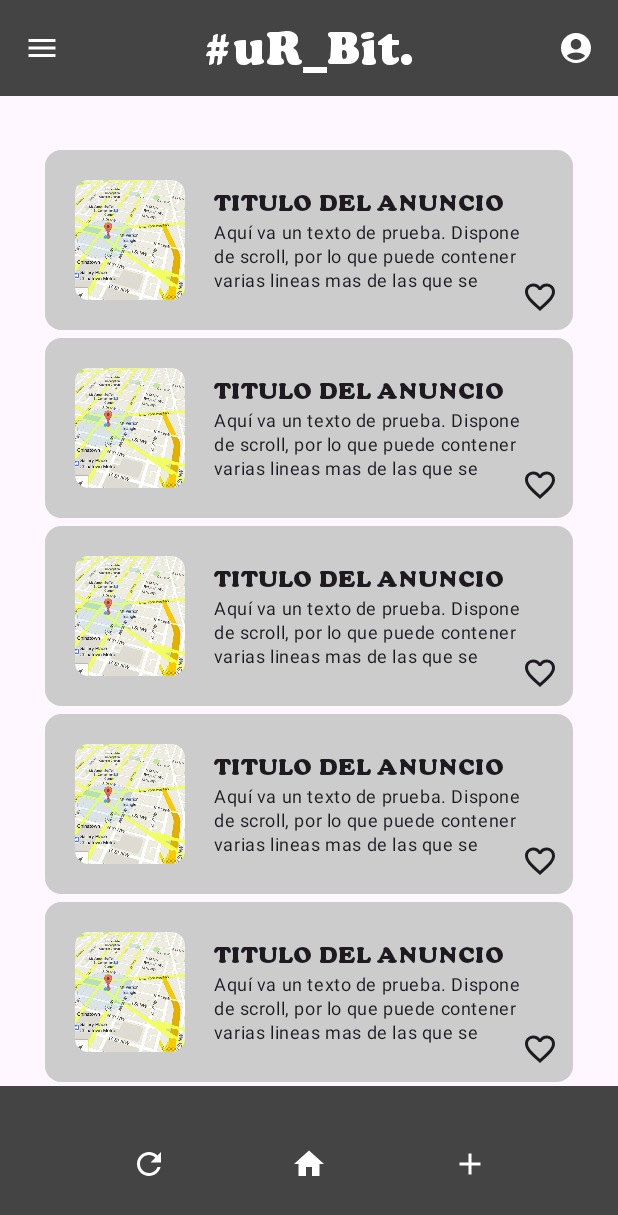
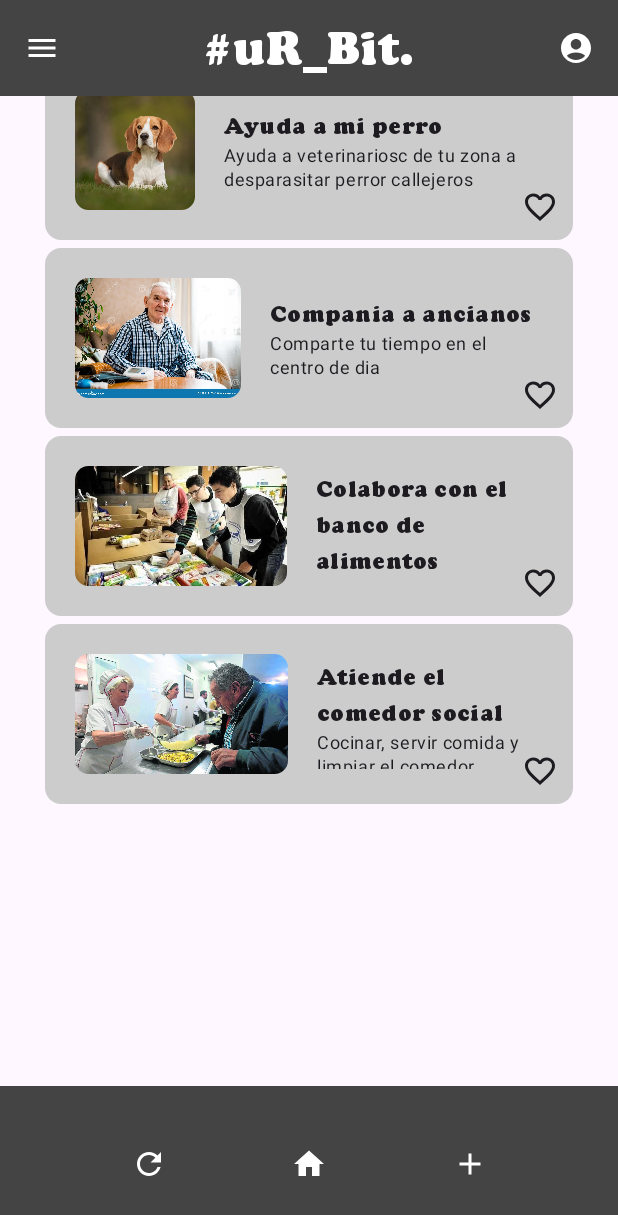
Before and after one commit to JPMartinezAguado/TareaProgramacionMultimedia, an Android app built with Jetpack Compose: the screen it shows after launch (MainActivity), on a phone screen of 412 x 824 dp. Shown: the top 1215 px of the screen. Run offline under Robolectric (Android 15) with nearby library versions, the phone set to English and light mode, and no system bars; our stand-ins replace Room's generated code; 3 statements that could not run were skipped.

Commit message:
Tarea 3 Persistencia de Datos

```diff
--- a/app/build.gradle.kts
+++ b/app/build.gradle.kts
@@ -42,6 +42,8 @@ android {
 
 dependencies {
 
+    implementation(libs.androidx.navigation.compose)
+    implementation(libs.mediation.test.suite)
     //tarea 2, parte 2, instalacion de dependencias
     val room_version = "2.6.1"
 
--- a/app/src/main/java/com/jpmartineza/tareaprogramacionmultimedia/MainActivity.kt
+++ b/app/src/main/java/com/jpmartineza/tareaprogramacionmultimedia/MainActivity.kt
@@ -6,6 +6,7 @@ import android.util.Log
 import androidx.activity.ComponentActivity
 import androidx.activity.compose.setContent
 import androidx.activity.enableEdgeToEdge
+import androidx.activity.viewModels
 import androidx.compose.foundation.Image
 import androidx.compose.foundation.background
 import androidx.compose.foundation.layout.Arrangement
@@ -20,6 +21,7 @@ import androidx.compose.foundation.layout.padding
 import androidx.compose.foundation.layout.size
 import androidx.compose.foundation.layout.width
 import androidx.compose.foundation.lazy.LazyColumn
+import androidx.compose.foundation.lazy.items
 import androidx.compose.foundation.rememberScrollState
 import androidx.compose.foundation.shape.RoundedCornerShape
 import androidx.compose.foundation.verticalScroll
@@ -50,9 +52,7 @@ import androidx.compose.runtime.rememberCoroutineScope
 import androidx.compose.ui.AbsoluteAlignment
 import androidx.compose.ui.Alignment
 import androidx.compose.ui.Modifier
-import androidx.compose.ui.draw.alpha
 import androidx.compose.ui.draw.clip
-import androidx.compose.ui.draw.shadow
 import androidx.compose.ui.graphics.Color
 import androidx.compose.ui.graphics.RectangleShape
 import androidx.compose.ui.graphics.vector.ImageVector
@@ -65,33 +65,71 @@ import androidx.compose.ui.text.style.TextAlign
 import androidx.compose.ui.tooling.preview.Preview
 import androidx.compose.ui.unit.Dp
 import androidx.compose.ui.unit.dp
+import androidx.lifecycle.ViewModel
+import androidx.lifecycle.ViewModelProvider
+import com.jpmartineza.tareaprogramacionmultimedia.data.Anuncios
+import com.jpmartineza.tareaprogramacionmultimedia.data.AnunciosDB
+import com.jpmartineza.tareaprogramacionmultimedia.data.AnunciosDBDao
+import com.jpmartineza.tareaprogramacionmultimedia.data.AnunciosState
+import com.jpmartineza.tareaprogramacionmultimedia.data.AnunciosViewModel
+import com.jpmartineza.tareaprogramacionmultimedia.data.uRBitDBHelper
 import kotlinx.coroutines.launch
 
 class MainActivity : ComponentActivity() {
 
     val TAG = "uR_BitApp"
+    private lateinit var dbHelper: uRBitDBHelper
+    private lateinit var db: AnunciosDB
+    private val viewModel: AnunciosViewModel by viewModels {
+        ViewModelFactory(AnunciosDB.getDatabase(this).anunciosDao())
+    }
+
     override fun onCreate(savedInstanceState: Bundle?) {
         super.onCreate(savedInstanceState)
         enableEdgeToEdge()
         setContent {
-            MaquetacionUI()
+            MaquetacionUI(viewModel)
+        }
+        crearBD()
+
+    }
+
+    private fun crearBD() {
+       dbHelper= uRBitDBHelper(this)
+
+        dbHelper.InsertarUsuario("admin","admin","admin")
+        dbHelper.InsertarUsuario("ONG","ONG","ONG")
+        dbHelper.InsertarUsuario("voluntario","voluntario","voluntario")
+    }
+
+    private fun InsertarAnuncios() {
+        val anuncios = AnunciosState.listadoAnuncios
+        anuncios.forEach { anuncio ->
+            viewModel.agregarAnuncio(anuncio)
         }
 
     }
-
     //tarea 2, parte 1, registrar cuandoi se restaura la activity
     override fun onResume() {
         super.onResume()
         Log.d(TAG, "activity restaurada")
     }
 
+    override fun onDestroy() {
+        dbHelper.close()
+        super.onDestroy()
+    }
+
+
 }
 
+
+
 @SuppressLint("UnusedMaterial3ScaffoldPaddingParameter")
-@Preview
+
 @Composable
 
-fun MaquetacionUI() {
+fun MaquetacionUI(viewModel: AnunciosViewModel) {
 
     val drawerState = rememberDrawerState(initialValue = DrawerValue.Closed)
     val scope = rememberCoroutineScope()
@@ -113,7 +151,7 @@ fun MaquetacionUI() {
                          },
                 //content = {
                    // innerPadding -> Box(modifier = Modifier.padding(innerPadding)) {
-                content = {Cuerpo()},
+                content = {Cuerpo(AnunciosState.listadoAnuncios)},
                 bottomBar = { BarraInferior() }
 
             )
@@ -161,22 +199,20 @@ fun ToolBar(onMenuClick: () -> Unit) {
     )
 }
 
-@Preview
+
 @Composable
-fun Cuerpo() {
+fun Cuerpo(anuncios: List<Anuncios>) {
     LazyColumn(
         modifier = Modifier
             .fillMaxSize()
             .padding(30.dp, 40.dp, 30.dp, 5.dp)
     ) {
-        item {
-            Spacer(modifier = Modifier.height(60.dp))
-            repeat(14) { // Para evitar repetición manual
-                MuestraAnuncio()
+        items(anuncios){ anuncio ->
+                MuestraAnuncio(anuncios = anuncio)
             }
         }
     }
-}
+
 
 @Preview
 @Composable
@@ -331,15 +367,14 @@ fun Anuncio(
     }
 }
 
-@Preview(showBackground = true)
+
 @Composable
-fun MuestraAnuncio() {
+fun MuestraAnuncio(anuncios: Anuncios) {
     Anuncio(
-        foto = R.drawable.googlemaps ,
+        foto = anuncios.imagen,
         icono = R.drawable.baseline_favorite_border_24,
-        titulo = "TITULO DEL ANUNCIO",
-        texto = "Aquí va un texto de prueba. Dispone de scroll, por lo que puede contener varias lineas mas de las que se muestran." +
-                "Sin embargo, solo ira una pequeña descripcion y el resto de detalles se verán al abrir el anuncio",
+        titulo = anuncios.titulo,
+        texto = anuncios.descripcion,
         modifier = Modifier.fillMaxWidth()
     )
     Spacer(modifier = Modifier.height(5.dp))
@@ -373,3 +408,14 @@ fun ElementosNavLat(
 
 val cooperFontFamily = FontFamily(
     Font(R.font.cooper, FontWeight.Bold))
+
+class ViewModelFactory(
+    private val dao: AnunciosDBDao
+) : ViewModelProvider.Factory{
+    override fun <T : ViewModel> create(modelClass: Class<T>): T {
+        if(modelClass.isAssignableFrom(AnunciosViewModel::class.java)){
+        return super.create(modelClass) as T
+    }
+        throw IllegalArgumentException("Unknown ViewModel class")
+    }
+}
--- /dev/null
+++ b/app/src/main/java/com/jpmartineza/tareaprogramacionmultimedia/data/Anuncios.kt
@@ -0,0 +1,17 @@
+package com.jpmartineza.tareaprogramacionmultimedia.data
+
+import androidx.room.ColumnInfo
+import androidx.room.Entity
+import androidx.room.PrimaryKey
+
+@Entity(tableName = "anuncios")
+data class Anuncios(
+    @PrimaryKey(autoGenerate = true) val id: Int = 0,
+    @ColumnInfo("titulo") val titulo: String,
+    @ColumnInfo("descripcion") val descripcion: String,
+    @ColumnInfo("fechaPublicacion") val fechaPublicacion: String,
+    @ColumnInfo("fechaAccion") val fechaAccion: String,
+    @ColumnInfo("poblacion") val poblacion: String,
+    @ColumnInfo("tipo") val tipo: String,
+    @ColumnInfo("imagen") val imagen: Int
+)
--- /dev/null
+++ b/app/src/main/java/com/jpmartineza/tareaprogramacionmultimedia/data/AnunciosDB.kt
@@ -0,0 +1,32 @@
+package com.jpmartineza.tareaprogramacionmultimedia.data
+
+import android.content.Context
+import androidx.room.Database
+import androidx.room.Room
+import androidx.room.Room.databaseBuilder
+import androidx.room.RoomDatabase
+import com.jpmartineza.tareaprogramacionmultimedia.MainActivity
+
+@Database(entities = [Anuncios::class], version = 1, exportSchema = false)
+
+abstract class AnunciosDB: RoomDatabase(){
+      abstract fun anunciosDao(): AnunciosDBDao
+
+      companion object {
+
+            private var INSTANCE: AnunciosDB? = null
+            fun getDatabase(context: Context): AnunciosDB {
+                  return INSTANCE ?: synchronized(this) {
+                  val instance = databaseBuilder(
+                        context.applicationContext,
+                        AnunciosDB::class.java,
+                        "anuncios.db"
+                  ).build()
+                  INSTANCE = instance
+                  instance}
+            }
+      }
+
+
+
+}
--- /dev/null
+++ b/app/src/main/java/com/jpmartineza/tareaprogramacionmultimedia/data/AnunciosDBDao.kt
@@ -0,0 +1,36 @@
+package com.jpmartineza.tareaprogramacionmultimedia.data
+
+import androidx.room.Dao
+import androidx.room.Delete
+import androidx.room.Insert
+import androidx.room.Query
+import androidx.room.Update
+import kotlinx.coroutines.flow.Flow
+
+@Dao
+interface AnunciosDBDao {
+
+    @Query("SELECT * FROM anuncios")
+    fun obtenerAnuncios(): Flow<List<Anuncios>>
+
+    @Query("SELECT * FROM anuncios ORDER BY fechaPublicacion DESC")
+    fun obtenerAnunciosPorFecha(): Flow<List<Anuncios>>
+
+    @Query("SELECT * FROM anuncios WHERE tipo = :tipo")
+    fun obtenerAnunciosPorTipo(tipo: String): Flow<List<Anuncios>>
+
+    @Query("SELECT * FROM anuncios WHERE poblacion = :poblacion")
+    fun obtenerAnunciosPorPoblacion(poblacion: String): Flow<List<Anuncios>>
+
+    @Insert
+    suspend fun insertarAnuncio(anuncio: Anuncios)
+
+    @Update
+    suspend fun actualizarAnuncio(anuncio: Anuncios)
+
+    @Delete
+    suspend fun eliminarAnuncio(anuncio: Anuncios)
+
+
+
+}
--- /dev/null
+++ b/app/src/main/java/com/jpmartineza/tareaprogramacionmultimedia/data/AnunciosState.kt
@@ -0,0 +1,50 @@
+package com.jpmartineza.tareaprogramacionmultimedia.data
+
+import com.jpmartineza.tareaprogramacionmultimedia.R
+
+data class AnunciosState(
+    val anuncios: List<Anuncios> = emptyList(),
+) {
+    companion object {
+        val listadoAnuncios: List<Anuncios> = listOf(
+
+        Anuncios(
+        titulo = "Ayuda a mi perro",
+        descripcion = "Ayuda a veterinariosc de tu zona a desparasitar perror callejeros",
+        fechaPublicacion = "10/10/2023",
+        fechaAccion = "10/10/2025",
+        poblacion = "Alcorcón",
+        tipo = "animales",
+        imagen = R.drawable.perro
+        ),
+        Anuncios(
+        titulo = "Compania a ancianos",
+        descripcion = "Comparte tu tiempo en el centro de dia",
+        fechaPublicacion = "10/10/2023",
+        fechaAccion = "10/5/2025",
+        poblacion = "Mondragon",
+        tipo = "ancianos",
+        imagen = R.drawable.anciano
+        ),
+        Anuncios(
+        titulo = "Colabora con el banco de alimentos",
+        descripcion = "Recoger, clasificar y empaquetar alimentos en el banco de alimentos",
+        fechaPublicacion = "10/10/2023",
+        fechaAccion = "10/2/2025",
+        poblacion = "Tarancon",
+        tipo = "alimentos",
+        imagen = R.drawable.alimentos
+        ),
+        Anuncios(
+        titulo = "Atiende el comedor social",
+        descripcion = "Cocinar, servir comida y limpiar el comedor",
+        fechaPublicacion = "10/10/2023",
+        fechaAccion = "10/4/2025",
+        poblacion = "Monzon",
+        tipo = "comedor",
+        imagen = R.drawable.comedorsocial
+        )
+        )
+
+    }
+}
--- /dev/null
+++ b/app/src/main/java/com/jpmartineza/tareaprogramacionmultimedia/data/uRBitDBHelper.kt
@@ -0,0 +1,58 @@
+package com.jpmartineza.tareaprogramacionmultimedia.data
+
+import android.content.ContentValues
+import android.content.Context
+import android.database.sqlite.SQLiteDatabase
+import android.database.sqlite.SQLiteOpenHelper
+import com.jpmartineza.tareaprogramacionmultimedia.data.uRBitDBContract.SQL_CREATE_ENTRIES
+import com.jpmartineza.tareaprogramacionmultimedia.data.uRBitDBContract.SQL_DELETE_ENTRIES
+
+class uRBitDBHelper(context: Context): SQLiteOpenHelper(context, DATABASE_NAME, null, DATABASE_VERSION) {
+    override fun onCreate(db: SQLiteDatabase?) {
+        db?.execSQL(SQL_CREATE_ENTRIES)
+    }
+
+    override fun onUpgrade(db: SQLiteDatabase?, oldVersion: Int, newVersion: Int) {
+        db?.execSQL(SQL_DELETE_ENTRIES)
+        onCreate(db)
+    }
+
+    override fun onDowngrade(db: SQLiteDatabase, oldVersion: Int, newVersion: Int) {
+        onUpgrade(db, oldVersion, newVersion)
+    }
+
+    fun InsertarUsuario(usuario: String, contrasena: String, tipo: String) {
+        val db = this.writableDatabase
+        val values = ContentValues().apply {
+            put(uRBitDBContract.Usuarios.COLUMN_NAME_NOMBRE, usuario)
+            put(uRBitDBContract.Usuarios.COLUMN_NAME_CONNTRASENA, contrasena)
+            put(uRBitDBContract.Usuarios.COLUMN_NAME_TIPO, tipo)
+        }
+        db.insert(uRBitDBContract.Usuarios.TABLE_NAME, null, values)
+        db.close()
+    }
+
+    fun eliminarUsuario(usuario: String) {
+        val db = this.writableDatabase
+        db.delete(uRBitDBContract.Usuarios.TABLE_NAME, "${uRBitDBContract.Usuarios.COLUMN_NAME_NOMBRE} = ?", arrayOf(usuario))
+        db.close()
+    }
+
+    fun actualizarUsuario(usuario: String, nuevoUsuario: String) {
+        val db = this.writableDatabase
+        val values = ContentValues().apply {
+            put(uRBitDBContract.Usuarios.COLUMN_NAME_NOMBRE, nuevoUsuario)
+        }
+        db.update(uRBitDBContract.Usuarios.TABLE_NAME, values, "${uRBitDBContract.Usuarios.COLUMN_NAME_NOMBRE} = ?", arrayOf(usuario))
+        db.close()
+    }
+
+    fun borrarBD() {
+        val db = this.writableDatabase
+        db.delete(uRBitDBContract.Usuarios.TABLE_NAME, null, null)
+        db.close()
+    }
+
+
+
+}
--- a/app/src/main/java/com/jpmartineza/tareaprogramacionmultimedia/uR_BitApp.kt
+++ b/app/src/main/java/com/jpmartineza/tareaprogramacionmultimedia/uR_BitApp.kt
@@ -5,6 +5,8 @@ import android.content.res.Configuration
 import android.util.Log
 
 class uR_BitApp : Application() {
+
+
 
     //tarea 2, parte 1, logs de rotar pantalla, cerar aplicacion, abrir aplicacion y poco memoria
     val TAG= "uR_BitApp"
--- /dev/null
+++ b/app/src/main/java/com/jpmartineza/tareaprogramacionmultimedia/ui/Login.kt
@@ -0,0 +1 @@
+package com.jpmartineza.tareaprogramacionmultimedia.ui
--- a/app/src/main/res/values/strings.xml
+++ b/app/src/main/res/values/strings.xml
@@ -1,3 +1,3 @@
 <resources>
-    <string name="app_name">TareaProgramacionMultimedia</string>
+    <string name="app_name">uR_Bit</string>
 </resources>
--- a/gradle/libs.versions.toml
+++ b/gradle/libs.versions.toml
@@ -9,6 +9,8 @@ lifecycleRuntimeKtx = "2.8.7"
 activityCompose = "1.9.3"
 composeBom = "2024.04.01"
 roomRuntime = "2.6.1"
+navigationCompose = "2.8.5"
+mediationTestSuite = "3.0.0"
 
 [libraries]
 androidx-core-ktx = { group = "androidx.core", name = "core-ktx", version.ref = "coreKtx" }
@@ -33,6 +35,8 @@ androidx-ui-tooling-preview = { group = "androidx.compose.ui", name = "ui-toolin
 androidx-ui-test-manifest = { group = "androidx.compose.ui", name = "ui-test-manifest" }
 androidx-ui-test-junit4 = { group = "androidx.compose.ui", name = "ui-test-junit4" }
 androidx-material3 = { group = "androidx.compose.material3", name = "material3" }
+androidx-navigation-compose = { group = "androidx.navigation", name = "navigation-compose", version.ref = "navigationCompose" }
+mediation-test-suite = { group = "com.google.android.ads", name = "mediation-test-suite", version.ref = "mediationTestSuite" }
 
 [plugins]
 android-application = { id = "com.android.application", version.ref = "agp" }
```
Also changed, not shown: app/src/main/java/com/jpmartineza/tareaprogramacionmultimedia/data/AnunciosViewModel.kt (added, +41 -0 lines), app/src/main/java/com/jpmartineza/tareaprogramacionmultimedia/data/uRBitDBContract.kt (added, +26 -0 lines), app/src/main/res/drawable/alimentos.webp (added), app/src/main/res/drawable/anciano.webp (added), app/src/main/res/drawable/comedorsocial.jpeg (added), app/src/main/res/drawable/perro.jpg (added).
